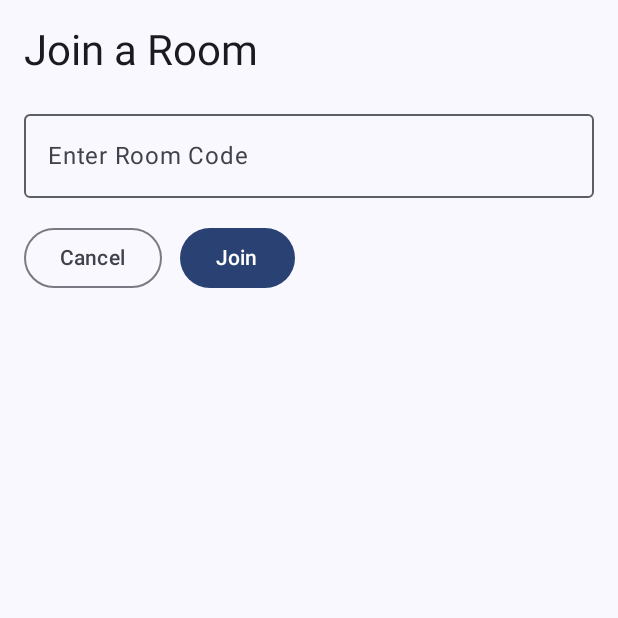
After one commit to HosseinWTF/housemate-expenses, an Android app built with Jetpack Compose: the JoinRoomScreen screen opened through its navigation route, on a phone screen of 412 x 824 dp, the top half of it. The commit adds this screen. Run offline under Robolectric (Android 15) with nearby library versions, the phone set to English and light mode, and no system bars; our stand-ins replace Firebase (no records; nobody signed in at launch, a user with empty details on screens opened directly).

Commit message:
join room by code functionality

```diff
--- a/app/src/main/java/ui/navigation/NavGraph.kt
+++ b/app/src/main/java/ui/navigation/NavGraph.kt
@@ -13,6 +13,7 @@ import androidx.navigation.compose.composable
 import com.yourpackage.ui.screens.expense.AddExpenseScreen
 import com.yourpackage.ui.screens.expense.ExpenseListScreen
 import com.yourpackage.ui.screens.room.RoomListScreen
+import ui.screens.JoinRoomScreen
 import ui.screens.login.LoginScreen
 import ui.screens.register.RegisterScreen
 import viewmodel.AuthViewModel
@@ -120,6 +121,25 @@ fun AppNavGraph(navController: NavHostController, modifier: Modifier = Modifier)
             )
         }
 
+        composable("join_room") {
+            val roomViewModel: RoomViewModel = viewModel()
+            val authViewModel: AuthViewModel = viewModel()
+            val currentUserId = authViewModel.getCurrentUserId() ?: return@composable
+
+            JoinRoomScreen(
+                viewModel = roomViewModel,
+                currentUserId = currentUserId,
+                onJoined = {
+                    navController.navigate("home") {
+                        popUpTo("join_room") { inclusive = true }
+                    }
+                },
+                onBack = {
+                    navController.popBackStack()
+                }
+            )
+        }
+
     }
 }
 
--- /dev/null
+++ b/app/src/main/java/ui/screens/JoinRoomScreen.kt
@@ -0,0 +1,64 @@
+package ui.screens
+
+import androidx.compose.foundation.layout.*
+import androidx.compose.material3.*
+import androidx.compose.runtime.*
+import androidx.compose.ui.Modifier
+import androidx.compose.ui.unit.dp
+import viewmodel.RoomViewModel
+
+@Composable
+fun JoinRoomScreen(
+    viewModel: RoomViewModel,
+    currentUserId: String,
+    onJoined: () -> Unit,
+    onBack: () -> Unit
+) {
+    var roomCode by remember { mutableStateOf("") }
+    val joinResult by viewModel.joinResult.collectAsState()
+
+    Column(modifier = Modifier
+        .fillMaxSize()
+        .padding(16.dp)) {
+
+        Text("Join a Room", style = MaterialTheme.typography.headlineMedium)
+
+        Spacer(modifier = Modifier.height(16.dp))
+
+        OutlinedTextField(
+            value = roomCode,
+            onValueChange = { roomCode = it },
+            label = { Text("Enter Room Code") },
+            modifier = Modifier.fillMaxWidth()
+        )
+
+        Spacer(modifier = Modifier.height(16.dp))
+
+        Row(horizontalArrangement = Arrangement.spacedBy(12.dp)) {
+            OutlinedButton(onClick = onBack) {
+                Text("Cancel")
+            }
+
+            Button(onClick = {
+                viewModel.joinRoom(roomCode.trim(), currentUserId)
+            }) {
+                Text("Join")
+            }
+        }
+
+        joinResult?.let {
+            if (it.isSuccess) {
+                LaunchedEffect(Unit) {
+                    viewModel.clearJoinResult()
+                    onJoined()
+                }
+            } else {
+                Spacer(modifier = Modifier.height(16.dp))
+                Text(
+                    text = "Failed to join: ${it.exceptionOrNull()?.message}",
+                    color = MaterialTheme.colorScheme.error
+                )
+            }
+        }
+    }
+}
--- a/app/src/main/java/viewmodel/RoomViewModel.kt
+++ b/app/src/main/java/viewmodel/RoomViewModel.kt
@@ -80,4 +80,17 @@ class RoomViewModel(
             loadRoomMembers(roomId)
         }
     }
+    private val _joinResult = MutableStateFlow<Result<Unit>?>(null)
+    val joinResult: StateFlow<Result<Unit>?> = _joinResult
+
+    fun joinRoom(roomId: String, userId: String) {
+        viewModelScope.launch {
+            _joinResult.value = repo.joinRoomByCode(roomId, userId)
+        }
+    }
+
+    fun clearJoinResult() {
+        _joinResult.value = null
+    }
+
 }
```
Also changed, not shown: app/src/main/java/data/repository/RoomRepository.kt (+18 -0 lines).
